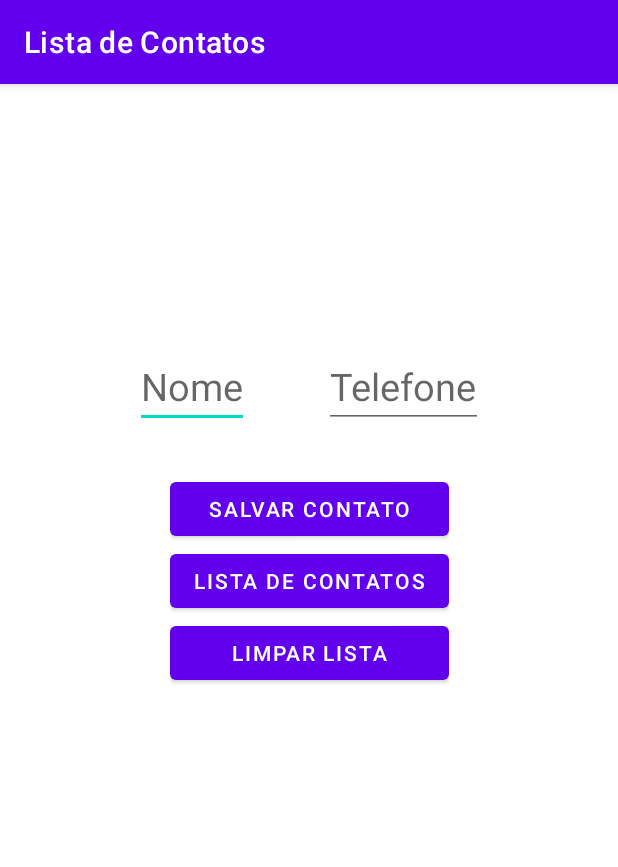
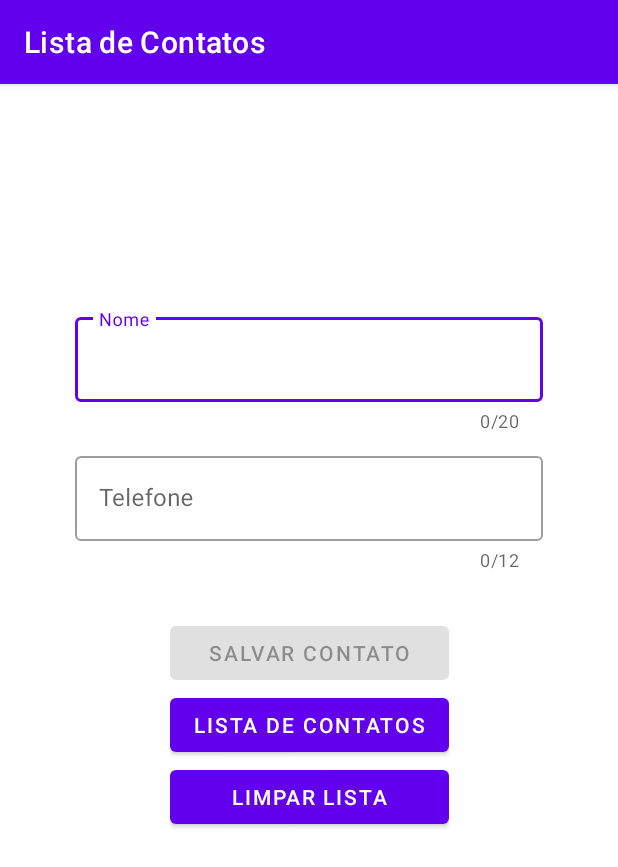
Before and after one commit to LucasSGonza/FirstAndroidApp, an Android app: the screen it shows after launch (MainActivity), on a phone screen of 412 x 824 dp. Shown: the top 867 px of the screen. Run offline under Robolectric (Android 15) with nearby library versions, the phone set to English and light mode, and no system bars.

Commit message:
wip: fixing the validation of the textInputs. Did some progress, but hurt the architeture, so need to fix that. Also changed the editText View to a TextInputLayout with TextInputEditText, so i be able to validate errors and success easier

```diff
--- a/app/src/main/java/com/example/listadecontatos/modules/main/MainActivity.kt
+++ b/app/src/main/java/com/example/listadecontatos/modules/main/MainActivity.kt
@@ -1,8 +1,10 @@
 package com.example.listadecontatos.modules.main
 
 import android.os.Bundle
+import android.util.Log
 import android.widget.Toast
 import androidx.appcompat.app.AppCompatActivity
+import androidx.core.widget.doOnTextChanged
 import androidx.lifecycle.ViewModelProvider
 import com.example.listadecontatos.R
 import com.example.listadecontatos.databinding.ActivityMainBinding
@@ -11,12 +13,21 @@ class MainActivity : AppCompatActivity() {
 
     private lateinit var binding: ActivityMainBinding
     private lateinit var myViewModel: MainViewModel
+    private var isNameValid: Boolean = false
+    private var isPhoneValid: Boolean = false
+
     override fun onCreate(savedInstanceState: Bundle?) {
         super.onCreate(savedInstanceState)
         binding = ActivityMainBinding.inflate(layoutInflater)
         setContentView(binding.root)
         myViewModel = ViewModelProvider(this)[MainViewModel::class.java]
         setupClickListeners()
+        setupInputsListeners()
+        setupVisual()
+    }
+
+    private fun setupVisual() {
+        binding.bttSaveContact.isEnabled = false
     }
 
     private fun setupClickListeners() {
@@ -24,68 +35,90 @@ class MainActivity : AppCompatActivity() {
         clearContactList()
     }
 
+    private fun setupInputsListeners() {
+        nameInputListener()
+        phoneInputListener()
+    }
+
+    private fun shouldEnableSaveContactBtt() {
+        Log.e("testBtt", "isNameValid: $isNameValid, isPhoneValid: $isPhoneValid")
+        binding.bttSaveContact.isEnabled = (isNameValid && isPhoneValid)
+    }
+
+    private fun enableInputTexts() {
+        binding.nameTextInputEditText.isEnabled = true
+        binding.phoneTextInputEditText.isEnabled = true
+    }
+
+    private fun nameInputListener() {
+        binding.nameTextInputEditText.doOnTextChanged { text, start, before, count ->
+            text?.let {
+                binding.nameTextInputLayout.error =
+                    if (text.isEmpty()) getString(R.string.toast_when_name_is_empty) else null
+                isNameValid = binding.nameTextInputLayout.error == null
+                shouldEnableSaveContactBtt()
+            }
+        }
+    }
+
+    private fun phoneInputListener() {
+        binding.phoneTextInputEditText.doOnTextChanged { text, start, before, count ->
+            text?.let {
+                if (text.isNotEmpty()) {
+                    //isso nao deve ser feito aqui => deve ser feito na ViewModel
+                    binding.phoneTextInputLayout.error =
+                        if (myViewModel.getContactList().any { it.phoneNumber == text.toString() })
+                            getString(R.string.toast_when_contact_already_exist) else null
+                } else {
+                    binding.phoneTextInputLayout.error =
+                        getString(R.string.toast_when_phone_number_is_empty)
+                }
+                isPhoneValid = binding.phoneTextInputLayout.error == null
+                shouldEnableSaveContactBtt()
+            }
+        }
+    }
+
     private fun createContact() {
         binding.bttSaveContact.setOnClickListener {
+            val contactName = binding.nameTextInputEditText.text.toString()
+            val contactPhoneNumber = binding.phoneTextInputEditText.text.toString()
+            myViewModel.createContact(contactName, contactPhoneNumber, this)
 
-            val contactName = binding.nameEditText.text.toString()
-            val contactPhoneNumber = binding.phoneEditText.text.toString()
-            //first verifications, still in the View
-            when {
-                contactName.isEmpty() ->
-                    Toast.makeText(
-                        this,
-                        getString(R.string.toast_when_name_invalid),
-                        Toast.LENGTH_SHORT
-                    ).show()
-
-                contactPhoneNumber.isEmpty() ->
-                    Toast.makeText(
-                        this,
-                        getString(R.string.toast_when_phone_number_invalid),
-                        Toast.LENGTH_SHORT
-                    ).show()
-
-                else -> {
-                    //then, do the 'logical' verifications, sending the user data to the ViewModel
-                    val flag = myViewModel.createContact(contactName, contactPhoneNumber) //returns a Contact?
-
-                    if (flag) {
-                        binding.nameEditText.text?.clear()
-                        binding.phoneEditText.text?.clear()
-                        Toast.makeText(
-                            this,
-                            getString(R.string.toast_when_contact_created_with_success),
-                            Toast.LENGTH_SHORT
-                        ).show()
-                    } else {
-                        Toast.makeText(
-                            this,
-                            "${getString(R.string.toast_when_contact_already_exist)}",
-                            Toast.LENGTH_SHORT
-                        ).show()
-                    }
-
-                }
-
+            //tirar isso daqui => deve ser feito na ViewModel
+            if (myViewModel.getContactList().count() == 3) {
+                binding.bttSaveContact.isEnabled = false
+                binding.nameTextInputEditText.isEnabled = false
+                binding.phoneTextInputEditText.isEnabled = false
+                Toast.makeText(
+                    this,
+                    getString(R.string.toast_when_contact_list_is_full),
+                    Toast.LENGTH_LONG
+                ).show()
             }
-
+            binding.nameTextInputEditText.text?.clear()
+            binding.phoneTextInputEditText.text?.clear()
         }
-
     }
 
     private fun clearContactList() {
-
         binding.bttClearList.setOnClickListener {
-
+            //need to add a Dialog
             if (myViewModel.clearContactList()) {
-                Toast.makeText(this, getString(R.string.toast_when_contact_list_cleared_with_success), Toast.LENGTH_SHORT)
-                    .show()
+                Toast.makeText(
+                    this,
+                    getString(R.string.toast_when_contact_list_cleared_with_success),
+                    Toast.LENGTH_SHORT
+                ).show()
+                enableInputTexts()
             } else {
-                Toast.makeText(this, getString(R.string.toast_when_contact_list_already_empty), Toast.LENGTH_SHORT).show()
+                Toast.makeText(
+                    this,
+                    getString(R.string.toast_when_contact_list_already_empty),
+                    Toast.LENGTH_SHORT
+                ).show()
             }
-
         }
-
     }
 
 }
--- a/app/src/main/res/layout/activity_main.xml
+++ b/app/src/main/res/layout/activity_main.xml
@@ -8,35 +8,57 @@
 
     <androidx.appcompat.widget.LinearLayoutCompat
         android:id="@+id/layout_for_edit_texts"
-        android:layout_width="wrap_content"
+        android:layout_width="match_parent"
         android:layout_height="wrap_content"
-        app:layout_constraintTop_toTopOf="parent"
-        app:layout_constraintBottom_toBottomOf="@id/layout_for_buttons"
+        android:layout_marginTop="150dp"
+        android:orientation="vertical"
         app:layout_constraintEnd_toEndOf="parent"
         app:layout_constraintStart_toStartOf="parent"
-        android:orientation="horizontal"
+        app:layout_constraintTop_toTopOf="parent"
+        android:layout_marginLeft="50dp"
+        android:layout_marginRight="50dp"
         >
 
-        <androidx.appcompat.widget.AppCompatEditText
-            android:id="@+id/name_edit_text"
-            android:layout_width="wrap_content"
+        <com.google.android.material.textfield.TextInputLayout
+            android:id="@+id/name_text_input_layout"
+            android:layout_width="match_parent"
             android:layout_height="wrap_content"
+            android:layout_marginBottom="10dp"
             android:hint="@string/name_edit_text"
-            android:inputType="textPersonName"
-            android:textSize="25sp"
-            android:layout_marginRight="50dp"
+            style="@style/Widget.MaterialComponents.TextInputLayout.OutlinedBox"
+            app:counterEnabled="true"
+            app:counterMaxLength="20"
             >
-        </androidx.appcompat.widget.AppCompatEditText>
+            <com.google.android.material.textfield.TextInputEditText
+                android:id="@+id/name_text_input_edit_text"
+                android:layout_width="match_parent"
+                android:layout_height="wrap_content"
+                android:inputType="text"
+                android:maxLength="20"
+                >
+            </com.google.android.material.textfield.TextInputEditText>
+        </com.google.android.material.textfield.TextInputLayout>
 
-        <androidx.appcompat.widget.AppCompatEditText
-            android:id="@+id/phone_edit_text"
-            android:layout_width="wrap_content"
+        <com.google.android.material.textfield.TextInputLayout
+            android:id="@+id/phone_text_input_layout"
+            android:layout_width="match_parent"
             android:layout_height="wrap_content"
             android:hint="@string/phone_edit_text"
-            android:inputType="number"
-            android:textSize="25sp"
+            style="@style/Widget.MaterialComponents.TextInputLayout.OutlinedBox"
+            app:counterEnabled="true"
+            app:counterMaxLength="12"
+            app:prefixText="+55"
+            app:prefixTextColor="@color/purple_500"
             >
-        </androidx.appcompat.widget.AppCompatEditText>
+            <com.google.android.material.textfield.TextInputEditText
+                android:id="@+id/phone_text_input_edit_text"
+                android:layout_width="match_parent"
+                android:layout_height="wrap_content"
+                android:inputType="phone"
+                android:maxLength="15"
+                >
+            </com.google.android.material.textfield.TextInputEditText>
+        </com.google.android.material.textfield.TextInputLayout>
 
     </androidx.appcompat.widget.LinearLayoutCompat>
 
@@ -76,5 +98,4 @@
 
     </androidx.appcompat.widget.LinearLayoutCompat>
 
-
 </androidx.constraintlayout.widget.ConstraintLayout>
--- a/app/src/main/res/values/strings.xml
+++ b/app/src/main/res/values/strings.xml
@@ -7,8 +7,9 @@
     <string name="btt_clear_list">Limpar Lista</string>
     <string name="toast_when_contact_created_with_success">Contato criado com sucesso!</string>
     <string name="toast_when_contact_list_cleared_with_success">Sua lista de contatos foi limpa com sucesso!</string>
-    <string name="toast_when_name_invalid">Por favor, preencha um nome</string>
-    <string name="toast_when_phone_number_invalid">Por favor, preencha um telefone</string>
+    <string name="toast_when_name_is_empty">Por favor, preencha um nome</string>
+    <string name="toast_when_phone_number_is_empty">Por favor, preencha um telefone</string>
     <string name="toast_when_contact_already_exist">Já existe um contato com esse telefone!</string>
     <string name="toast_when_contact_list_already_empty">Sua lista de contatos já está vazia!</string>
+    <string name="toast_when_contact_list_is_full">Sua lista de contatos está cheia!</string>
 </resources>
```
Also changed, not shown: app/src/main/java/com/example/listadecontatos/modules/main/MainViewModel.kt (+14 -7 lines).
